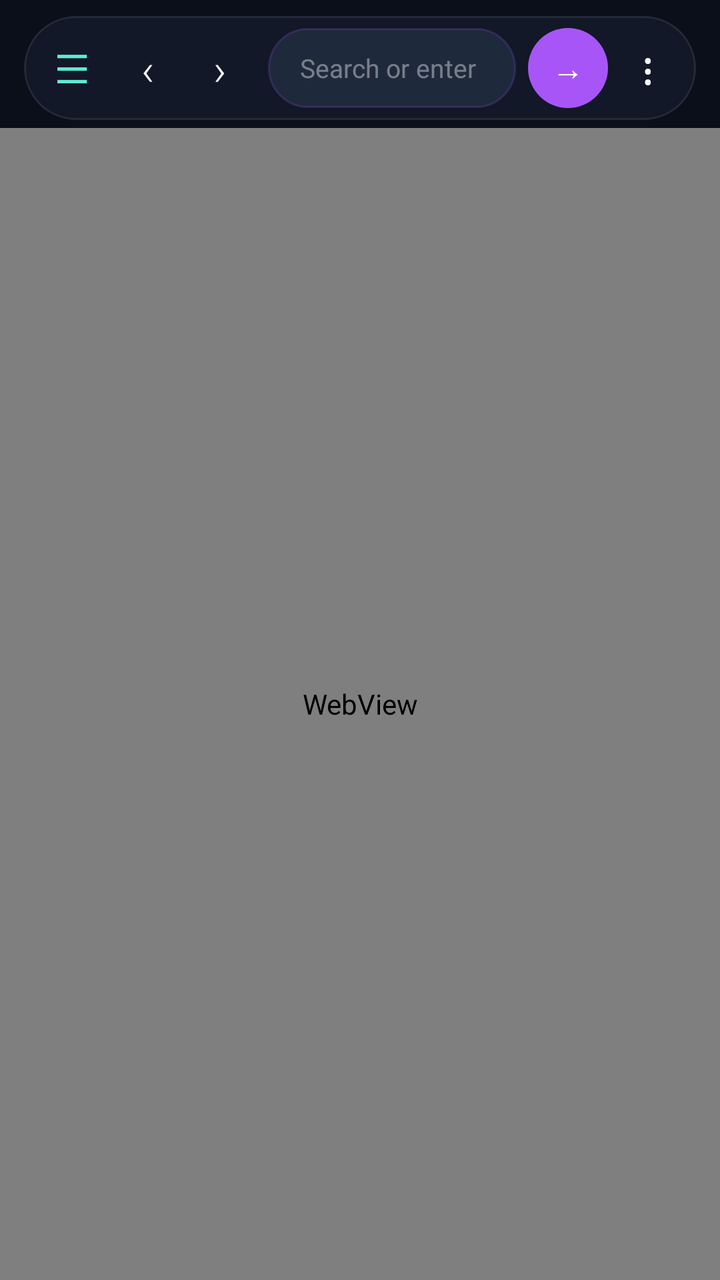
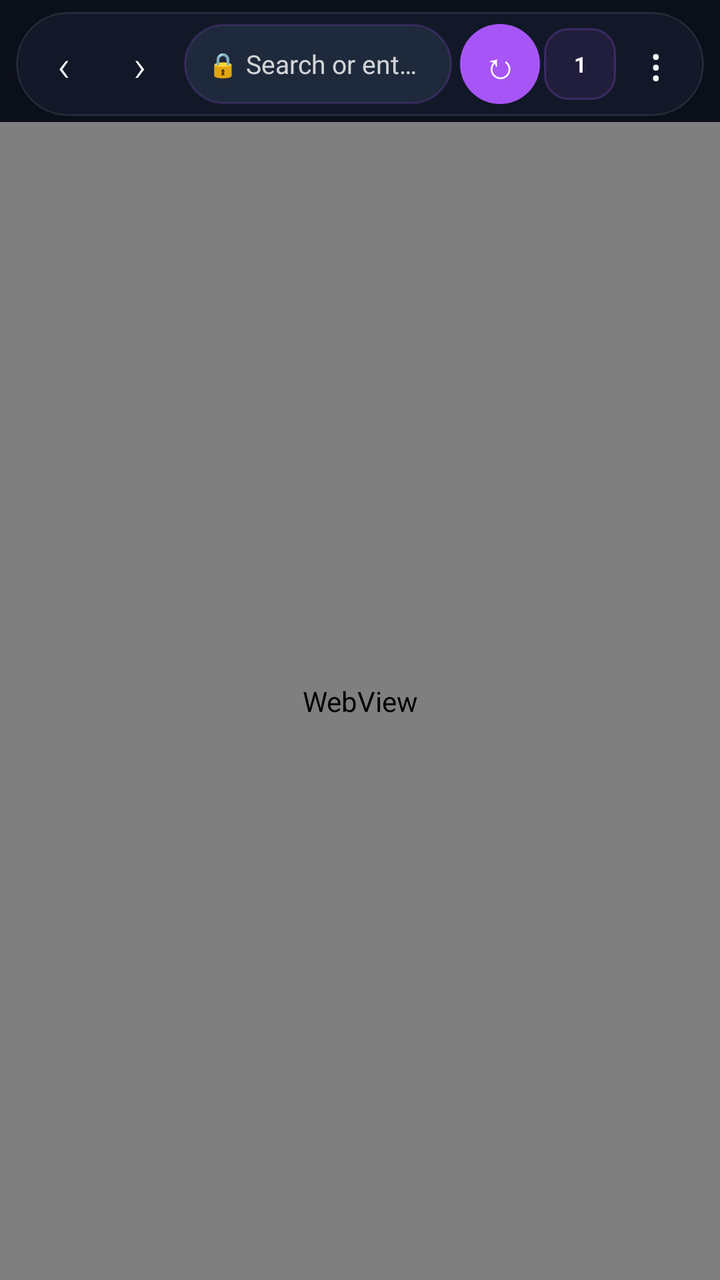

Compare the two renders of this Android layout. The source of the first and the diff that turns it into the second are given below.
<!-- AndroidManifest.xml: application theme Theme.LightBrowser -->
<!-- res/layout/fragment_browser.xml -->
<?xml version="1.0" encoding="utf-8"?>
<LinearLayout xmlns:android="http://schemas.android.com/apk/res/android"
    xmlns:app="http://schemas.android.com/apk/res-auto"
    android:layout_width="match_parent"
    android:layout_height="match_parent"
    android:orientation="vertical"
    android:background="@color/bg_dark"
    android:fitsSystemWindows="false">

    <com.google.android.material.card.MaterialCardView
        android:id="@+id/toolbarCard"
        android:layout_width="match_parent"
        android:layout_height="wrap_content"
        android:layout_marginHorizontal="12dp"
        android:layout_marginTop="8dp"
        android:layout_marginBottom="4dp"
        app:cardCornerRadius="28dp"
        app:cardBackgroundColor="@color/surface"
        app:strokeColor="#14FFFFFF"
        app:strokeWidth="1dp"
        app:cardElevation="0dp">

        <LinearLayout
            android:layout_width="match_parent"
            android:layout_height="52dp"
            android:orientation="horizontal"
            android:paddingHorizontal="4dp"
            android:paddingVertical="4dp"
            android:gravity="center_vertical">

            <TextView
                android:id="@+id/btnDrawer"
                android:layout_width="40dp"
                android:layout_height="40dp"
                android:gravity="center"
                android:text="☰"
                android:textColor="@color/teal_200"
                android:textSize="20sp"
                android:contentDescription="@string/open_drawer"
                android:background="?attr/selectableItemBackgroundBorderless"/>

            <TextView
                android:id="@+id/btnBack"
                android:layout_width="36dp"
                android:layout_height="40dp"
                android:gravity="center"
                android:text="‹"
                android:textColor="@color/onSurface"
                android:textSize="22sp"
                android:fontFamily="sans-serif-light"
                android:contentDescription="@string/action_back"
                android:background="?attr/selectableItemBackgroundBorderless"/>

            <TextView
                android:id="@+id/btnForward"
                android:layout_width="36dp"
                android:layout_height="40dp"
                android:gravity="center"
                android:text="›"
                android:textColor="@color/onSurface"
                android:textSize="22sp"
                android:fontFamily="sans-serif-light"
                android:contentDescription="@string/action_forward"
                android:background="?attr/selectableItemBackgroundBorderless"/>

            <EditText
                android:id="@+id/urlBar"
                android:layout_width="0dp"
                android:layout_height="40dp"
                android:layout_weight="1"
                android:layout_marginHorizontal="6dp"
                android:background="@drawable/bg_url_bar"
                android:hint="@string/hint_url"
                android:textColor="@color/white"
                android:textColorHint="#66FFFFFF"
                android:paddingHorizontal="16dp"
                android:singleLine="true"
                android:imeOptions="actionGo"
                android:inputType="textUri"
                android:textSize="13sp"
                android:fontFamily="sans-serif"
                android:elevation="0dp"/>

            <TextView
                android:id="@+id/btnGo"
                android:layout_width="40dp"
                android:layout_height="40dp"
                android:gravity="center"
                android:text="→"
                android:textColor="@color/white"
                android:background="@drawable/bg_btn_go"
                android:textSize="16sp"
                android:contentDescription="@string/action_go"/>

            <TextView
                android:id="@+id/btnMore"
                android:layout_width="40dp"
                android:layout_height="40dp"
                android:gravity="center"
                android:text="⋮"
                android:textColor="@color/onSurface"
                android:textSize="22sp"
                android:background="?attr/selectableItemBackgroundBorderless"/>
        </LinearLayout>
    </com.google.android.material.card.MaterialCardView>

    <ProgressBar
        android:id="@+id/progress"
        style="?android:attr/progressBarStyleHorizontal"
        android:layout_width="match_parent"
        android:layout_height="3dp"
        android:layout_marginHorizontal="12dp"
        android:max="100"
        android:progressTint="@color/teal_500"
        android:progressBackgroundTint="#0DFFFFFF"
        android:visibility="gone"/>

    <WebView
        android:id="@+id/webView"
        android:layout_width="match_parent"
        android:layout_height="0dp"
        android:layout_weight="1"
        android:background="@color/bg_dark"
        android:fitsSystemWindows="false"/>
</LinearLayout>
<!-- resources referenced by this layout -->
<resources>
  <color name="bg_dark">#0B0F19</color>
  <color name="onSurface">#F8FAFC</color>
  <color name="surface">#121827</color>
  <color name="teal_200">#5EEAD4</color>
  <color name="teal_500">#14B8A6</color>
  <color name="white">#FFFFFF</color>
  <!-- drawable bg_btn_go (drawable) -->
  <shape xmlns:android="http://schemas.android.com/apk/res/android" android:shape="rectangle">
      <corners android:radius="20dp"/>
      <solid android:color="#A855F7"/>
  </shape>
  <!-- drawable bg_url_bar (drawable) -->
  <shape xmlns:android="http://schemas.android.com/apk/res/android" android:shape="rectangle">
      <corners android:radius="20dp"/>
      <solid android:color="#1E293B"/>
      <stroke android:width="1dp" android:color="#33A855F7"/>
  </shape>
  <string name="action_back">←</string>
  <string name="action_forward">→</string>
  <string name="action_go">Go</string>
  <string name="hint_url">Search or enter URL</string>
  <string name="open_drawer">Open navigation drawer</string>
  <style name="Theme.LightBrowser" parent="Theme.Material3.DayNight.NoActionBar">
          <item name="colorPrimary">@color/teal_700</item>
          <item name="colorOnPrimary">@color/white</item>
          <item name="colorPrimaryContainer">@color/teal_200</item>
          <item name="colorOnPrimaryContainer">@color/black</item>
          <item name="colorSecondary">@color/teal_200</item>
          <item name="colorSecondaryContainer">@color/teal_700</item>
          <item name="colorSurface">@color/surface</item>
          <item name="colorSurfaceVariant">@color/surfaceVariant</item>
          <item name="colorOnSurface">@color/onSurface</item>
          <item name="colorOnSurfaceVariant">@color/onSurfaceVariant</item>
          <item name="colorOutline">@color/outline</item>
          <item name="android:statusBarColor">@android:color/transparent</item>
          <item name="android:navigationBarColor">@android:color/transparent</item>
          <item name="android:windowLightStatusBar">false</item>
          <item name="android:windowLightNavigationBar">false</item>
          <item name="bottomNavigationStyle">@style/Widget.LightBrowser.BottomNav</item>
          
          <item name="textAppearanceTitleLarge">@style/TextAppearance.LightBrowser.TitleLarge</item>
          <item name="textAppearanceBodyMedium">@style/TextAppearance.LightBrowser.Body</item>
      </style>
  <color name="teal_700">#0F766E</color>
  <color name="black">#000000</color>
  <color name="surfaceVariant">#1E293B</color>
  <color name="onSurfaceVariant">#94A3B8</color>
  <color name="outline">#334155</color>
  <style name="Widget.LightBrowser.BottomNav" parent="Widget.Material3.BottomNavigationView">
          <item name="android:background">@color/surface</item>
          <item name="itemIconTint">@color/bottom_nav_colors</item>
          <item name="itemTextColor">@color/bottom_nav_colors</item>
          <item name="itemActiveIndicatorStyle">@style/Widget.LightBrowser.Indicator</item>
      </style>
  <style name="TextAppearance.LightBrowser.TitleLarge" parent="TextAppearance.Material3.TitleLarge">
          <item name="android:fontFamily">sans-serif</item>
          <item name="android:textColor">@color/onSurface</item>
          <item name="android:letterSpacing">-0.02</item>
      </style>
  <style name="TextAppearance.LightBrowser.Body" parent="TextAppearance.Material3.BodyMedium">
          <item name="android:fontFamily">sans-serif</item>
          <item name="android:textColor">@color/onSurfaceVariant</item>
      </style>
  <style name="Widget.LightBrowser.Indicator" parent="Widget.Material3.BottomNavigationView.ActiveIndicator">
          <item name="android:color">@color/teal_200</item>
          <item name="shapeAppearance">@style/ShapeAppearance.Material3.SmallComponent</item>
      </style>
</resources>

<!-- the commit's change to res/layout/fragment_browser.xml (unified diff, before → after) -->
@@ -7,13 +7,14 @@
     android:background="@color/bg_dark"
     android:fitsSystemWindows="false">
 
+    
     <com.google.android.material.card.MaterialCardView
         android:id="@+id/toolbarCard"
         android:layout_width="match_parent"
         android:layout_height="wrap_content"
-        android:layout_marginHorizontal="12dp"
-        android:layout_marginTop="8dp"
-        android:layout_marginBottom="4dp"
+        android:layout_marginHorizontal="8dp"
+        android:layout_marginTop="6dp"
+        android:layout_marginBottom="3dp"
         app:cardCornerRadius="28dp"
         app:cardBackgroundColor="@color/surface"
         app:strokeColor="#14FFFFFF"
@@ -28,20 +29,10 @@
             android:paddingVertical="4dp"
             android:gravity="center_vertical">
 
-            <TextView
-                android:id="@+id/btnDrawer"
-                android:layout_width="40dp"
-                android:layout_height="40dp"
-                android:gravity="center"
-                android:text="☰"
-                android:textColor="@color/teal_200"
-                android:textSize="20sp"
-                android:contentDescription="@string/open_drawer"
-                android:background="?attr/selectableItemBackgroundBorderless"/>
-
+            
             <TextView
                 android:id="@+id/btnBack"
-                android:layout_width="36dp"
+                android:layout_width="40dp"
                 android:layout_height="40dp"
                 android:gravity="center"
                 android:text="‹"
@@ -51,6 +42,7 @@
                 android:contentDescription="@string/action_back"
                 android:background="?attr/selectableItemBackgroundBorderless"/>
 
+            
             <TextView
                 android:id="@+id/btnForward"
                 android:layout_width="36dp"
@@ -63,35 +55,91 @@
                 android:contentDescription="@string/action_forward"
                 android:background="?attr/selectableItemBackgroundBorderless"/>
 
-            <EditText
-                android:id="@+id/urlBar"
+            
+            <FrameLayout
                 android:layout_width="0dp"
                 android:layout_height="40dp"
                 android:layout_weight="1"
-                android:layout_marginHorizontal="6dp"
-                android:background="@drawable/bg_url_bar"
-                android:hint="@string/hint_url"
-                android:textColor="@color/white"
-                android:textColorHint="#66FFFFFF"
-                android:paddingHorizontal="16dp"
-                android:singleLine="true"
-                android:imeOptions="actionGo"
-                android:inputType="textUri"
-                android:textSize="13sp"
-                android:fontFamily="sans-serif"
-                android:elevation="0dp"/>
+                android:layout_marginHorizontal="4dp">
 
+                
+                <LinearLayout
+                    android:id="@+id/urlCollapsed"
+                    android:layout_width="match_parent"
+                    android:layout_height="match_parent"
+                    android:orientation="horizontal"
+                    android:gravity="center"
+                    android:background="@drawable/bg_url_bar"
+                    android:paddingHorizontal="12dp"
+                    android:clickable="true"
+                    android:focusable="true">
+
+                    <TextView
+                        android:id="@+id/tvLock"
+                        android:layout_width="wrap_content"
+                        android:layout_height="wrap_content"
+                        android:text="🔒"
+                        android:textSize="12sp"
+                        android:paddingEnd="4dp" />
+
+                    <TextView
+                        android:id="@+id/tvDomain"
+                        android:layout_width="wrap_content"
+                        android:layout_height="wrap_content"
+                        android:text="Search or enter URL"
+                        android:textColor="#CCFFFFFF"
+                        android:textSize="13sp"
+                        android:singleLine="true"
+                        android:ellipsize="end"
+                        android:maxWidth="220dp" />
+                </LinearLayout>
+
+                
+                <EditText
+                    android:id="@+id/urlBar"
+                    android:layout_width="match_parent"
+                    android:layout_height="match_parent"
+                    android:background="@drawable/bg_url_bar"
+                    android:hint="@string/hint_url"
+                    android:textColor="@color/white"
+                    android:textColorHint="#66FFFFFF"
+                    android:paddingHorizontal="14dp"
+                    android:singleLine="true"
+                    android:imeOptions="actionGo"
+                    android:inputType="textUri"
+                    android:textSize="13sp"
+                    android:fontFamily="sans-serif"
+                    android:visibility="gone"
+                    android:elevation="0dp"/>
+            </FrameLayout>
+
+            
             <TextView
                 android:id="@+id/btnGo"
                 android:layout_width="40dp"
                 android:layout_height="40dp"
                 android:gravity="center"
-                android:text="→"
+                android:text="↻"
                 android:textColor="@color/white"
                 android:background="@drawable/bg_btn_go"
-                android:textSize="16sp"
+                android:textSize="18sp"
                 android:contentDescription="@string/action_go"/>
 
+            
+            <TextView
+                android:id="@+id/btnTabCount"
+                android:layout_width="36dp"
+                android:layout_height="36dp"
+                android:gravity="center"
+                android:text="1"
+                android:textColor="@color/onSurface"
+                android:textSize="11sp"
+                android:textStyle="bold"
+                android:background="@drawable/bg_badge"
+                android:contentDescription="Tabs"
+                android:layout_marginStart="2dp"/>
+
+            
             <TextView
                 android:id="@+id/btnMore"
                 android:layout_width="40dp"
@@ -109,7 +157,7 @@
         style="?android:attr/progressBarStyleHorizontal"
         android:layout_width="match_parent"
         android:layout_height="3dp"
-        android:layout_marginHorizontal="12dp"
+        android:layout_marginHorizontal="8dp"
         android:max="100"
         android:progressTint="@color/teal_500"
         android:progressBackgroundTint="#0DFFFFFF"
@@ -122,4 +170,5 @@
         android:layout_weight="1"
         android:background="@color/bg_dark"
         android:fitsSystemWindows="false"/>
+
 </LinearLayout>
<!-- resource entries referenced after the edit -->
@@ -6,6 +6,12 @@
   <color name="teal_200">#5EEAD4</color>
   <color name="teal_500">#14B8A6</color>
   <color name="white">#FFFFFF</color>
+  <!-- drawable bg_badge (drawable) -->
+  <shape xmlns:android="http://schemas.android.com/apk/res/android" android:shape="rectangle">
+      <corners android:radius="12dp"/>
+      <solid android:color="#1AA855F7"/>
+      <stroke android:width="1dp" android:color="#40A855F7"/>
+  </shape>
   <!-- drawable bg_btn_go (drawable) -->
   <shape xmlns:android="http://schemas.android.com/apk/res/android" android:shape="rectangle">
       <corners android:radius="20dp"/>
@@ -21,7 +27,6 @@
   <string name="action_forward">→</string>
   <string name="action_go">Go</string>
   <string name="hint_url">Search or enter URL</string>
-  <string name="open_drawer">Open navigation drawer</string>
   <style name="Theme.LightBrowser" parent="Theme.Material3.DayNight.NoActionBar">
           <item name="colorPrimary">@color/teal_700</item>
           <item name="colorOnPrimary">@color/white</item>
